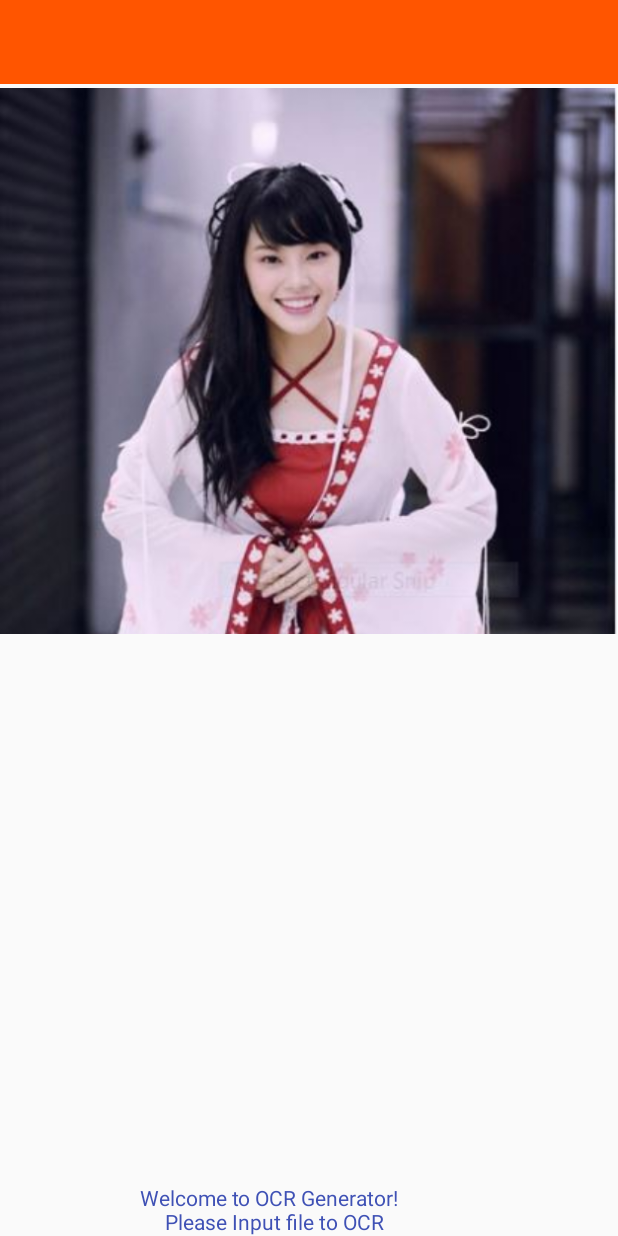
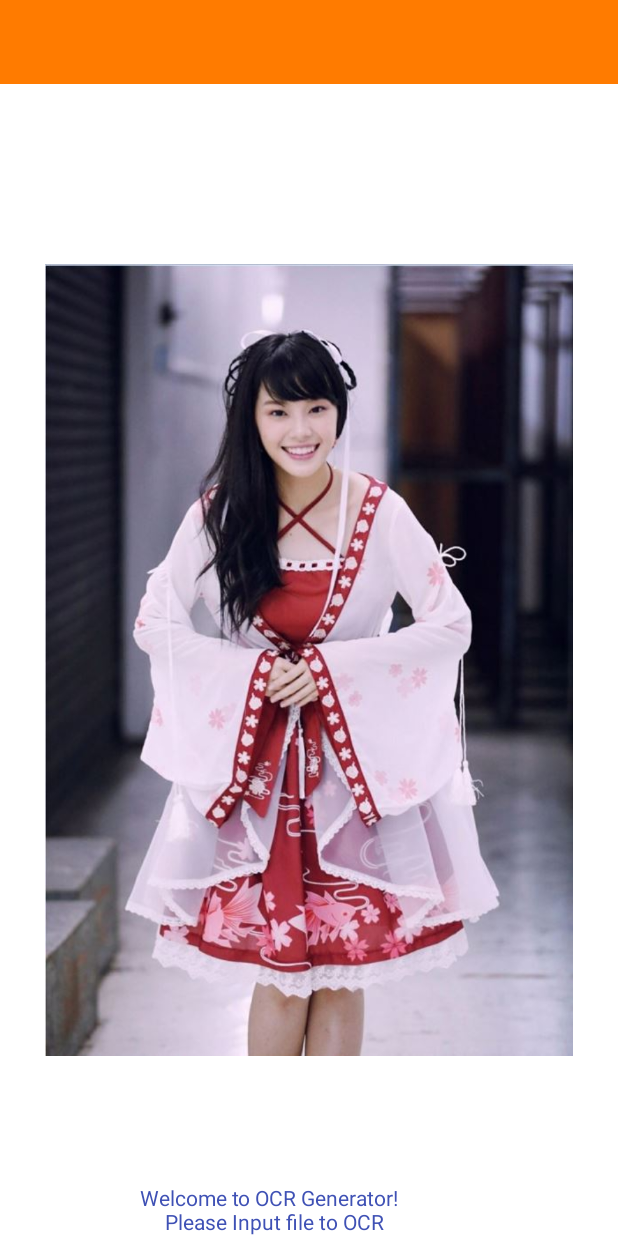
Before and after one commit to Bcepnez/TesseractOCR_for_Implement, an Android app: the layout activity_main.xml on its own in the app's theme, with its tools: preview values and no code run, on a phone screen of 412 x 824 dp. Run offline under Robolectric (Android 15) with nearby library versions, the phone set to English and light mode, and no system bars.

Commit message:
***update UI***

```diff
--- a/app/build.gradle
+++ b/app/build.gradle
@@ -25,7 +25,7 @@ dependencies {
     implementation 'com.android.support.constraint:constraint-layout:1.1.2'
     implementation 'com.android.support:design:26.1.0'
     testImplementation 'junit:junit:4.12'
-    androidTestImplementation ('com.android.support.test.espresso:espresso-core:3.0.2', {
+    androidTestImplementation('com.android.support.test.espresso:espresso-core:3.0.2', {
         exclude group: 'com.android.support', module: 'support-annotations'
     })
     compile 'com.rmtheis:tess-two:9.0.0'
--- a/app/src/main/res/layout/activity_main.xml
+++ b/app/src/main/res/layout/activity_main.xml
@@ -6,9 +6,11 @@
     android:layout_height="match_parent"
     tools:context="com.bcepnez.tesseractocr.MainActivity">
 
+
     <RelativeLayout
         android:layout_width="match_parent"
-        android:layout_height="match_parent">
+        android:layout_height="match_parent"
+        android:background="#FFFFFF">
 
         <android.support.v7.widget.Toolbar
             android:id="@+id/toolbar"
@@ -19,11 +21,24 @@
 
         <ImageView
             android:layout_width="match_parent"
+            android:layout_height="match_parent"
+            android:layout_gravity="center|center_horizontal|center_vertical"
+            android:visibility="visible"
+            android:src="@drawable/cher"
+            android:id="@+id/logo"
+            android:padding="30dp"
+            android:layout_below="@+id/toolbar"
+            />
+
+        <ImageView
+            android:layout_width="match_parent"
             android:layout_height="wrap_content"
             android:layout_below="@+id/toolbar"
             android:id="@+id/imgView"
             android:layout_centerInParent="true"
-            android:src="@drawable/capture" />
+            android:src="@drawable/capture"
+            android:visibility="invisible"
+            />
         <TextView
             android:id="@+id/text1"
             android:layout_width="match_parent"
@@ -40,7 +55,8 @@
             android:layout_alignParentStart="true"
             android:layout_below="@+id/imgView"
             android:orientation="vertical"
-            android:layout_above="@+id/text1">
+            android:layout_above="@+id/text1"
+            android:id="@+id/linearLayout">
             <TextView
                 android:layout_width="match_parent"
                 android:layout_height="wrap_content"
@@ -109,17 +125,5 @@
                 android:textAlignment="center"
                 />
         </LinearLayout>
-
-
     </RelativeLayout>
-
-
-    <!--<android.support.design.widget.FloatingActionButton-->
-        <!--android:id="@+id/fab"-->
-        <!--android:layout_width="wrap_content"-->
-        <!--android:layout_height="wrap_content"-->
-        <!--android:layout_gravity="bottom|end"-->
-        <!--android:layout_margin="@dimen/fab_margin"-->
-        <!--app:srcCompat="@android:drawable/ic_dialog_email" />-->
-
 </android.support.design.widget.CoordinatorLayout>
--- a/app/src/main/res/menu/menu_main.xml
+++ b/app/src/main/res/menu/menu_main.xml
@@ -4,6 +4,11 @@
     xmlns:tools="http://schemas.android.com/tools"
     tools:context="com.bcepnez.tesseractocr.MainActivity"
     >
+    <item
+        android:id="@+id/btn_home"
+        android:icon="@drawable/ic_home"
+        android:title="Home"
+        app1:showAsAction="always" />
     <item android:id="@+id/btn_camera"
             android:icon="@drawable/ic_camera"
             android:title="Camera"
--- a/app/src/main/res/values/strings.xml
+++ b/app/src/main/res/values/strings.xml
@@ -1,4 +1,5 @@
 <resources>
     <string name="app_name">Tesseract OCR</string>
     <string name="action_settings">Settings</string>
+    <string name="title_activity_camera">Camera</string>
 </resources>
--- a/app/src/main/res/values/styles.xml
+++ b/app/src/main/res/values/styles.xml
@@ -3,7 +3,7 @@
     <!-- Base application theme. -->
     <style name="AppTheme" parent="Theme.AppCompat.Light.DarkActionBar">
         <!-- Customize your theme here. -->
-        <item name="colorPrimary">#FF5500</item>
+        <item name="colorPrimary">#ff7b00</item>
         <item name="colorPrimaryDark">@color/colorPrimaryDark</item>
         <item name="colorAccent">@color/colorAccent</item>
     </style>
```
Also changed, not shown: app/src/main/AndroidManifest.xml (+13 -8 lines), app/src/main/java/com/bcepnez/tesseractocr/Camera.java (added, +17 -0 lines), app/src/main/java/com/bcepnez/tesseractocr/MainActivity.java (+28 -7 lines), app/src/main/res/layout/activity_camera.xml (added, +36 -0 lines), app/src/main/res/drawable-hdpi/camera.png (added), app/src/main/res/drawable-hdpi/ic_home.png (added), app/src/main/res/drawable-mdpi/camera.png (added), app/src/main/res/drawable-mdpi/ic_home.png (added), app/src/main/res/drawable-xhdpi/camera.png (added), app/src/main/res/drawable-xhdpi/ic_home.png (added), app/src/main/res/drawable-xxhdpi/camera.png (added), app/src/main/res/drawable-xxhdpi/ic_home.png (added).
